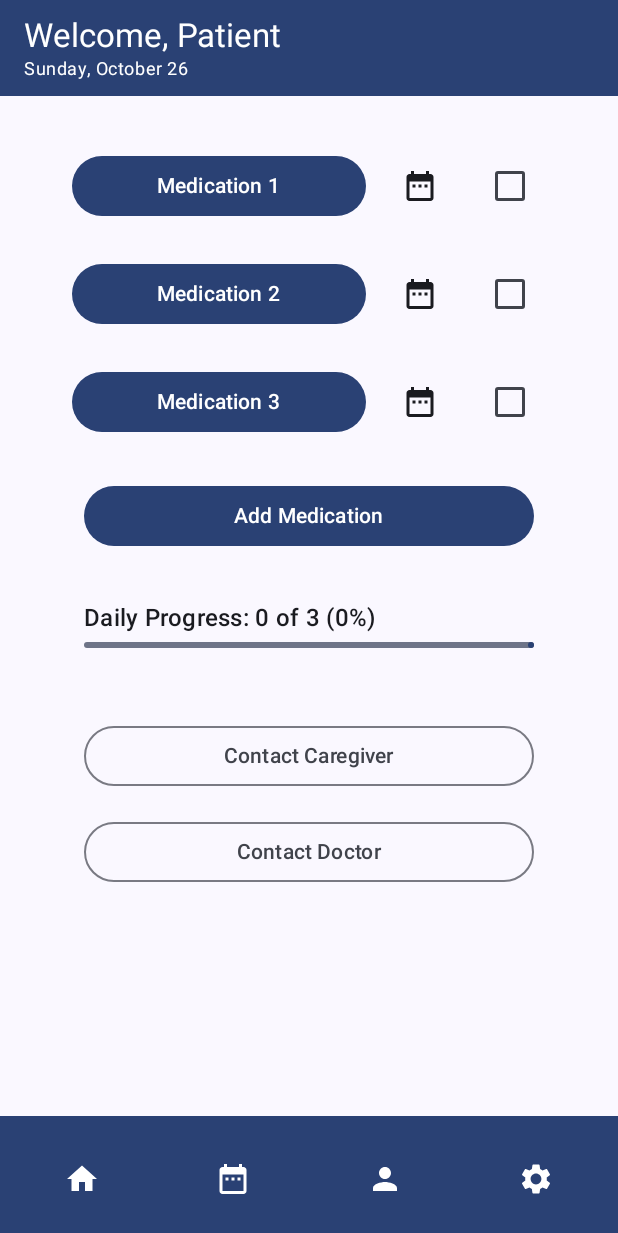
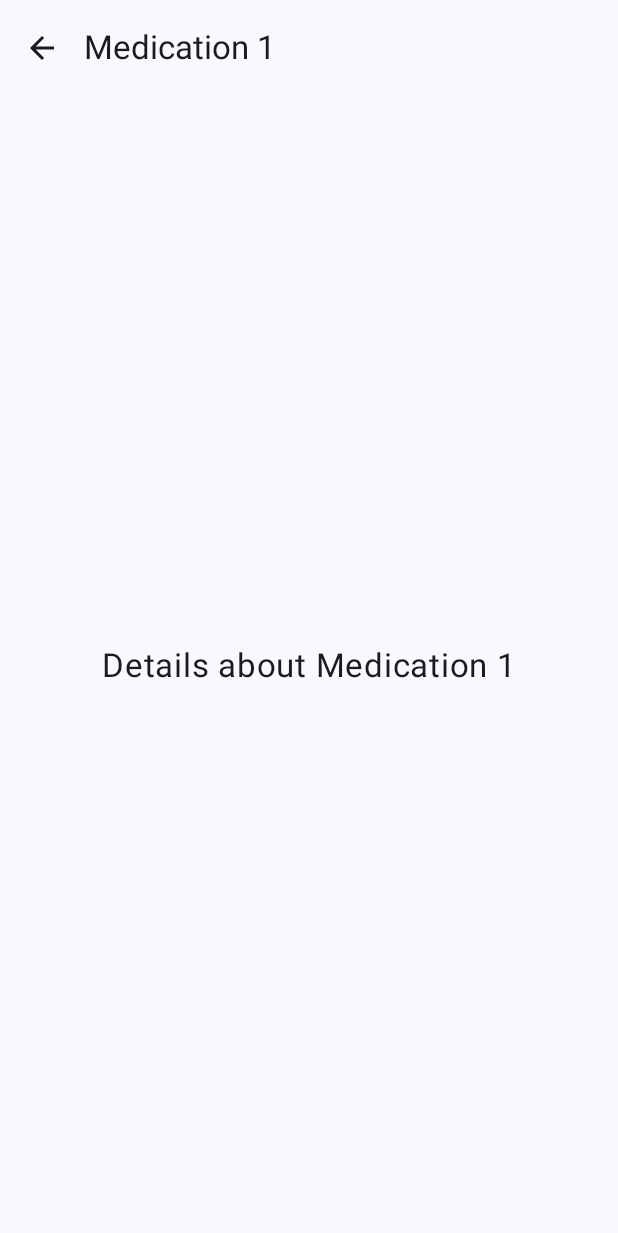
Before and after one commit to JakubSmilowski/Medication-adherence-app, an Android app built with Jetpack Compose: the screen it shows after launch (MainActivity), after a tap on "Medication 1", on a phone screen of 412 x 824 dp. Shown: the top 1233 px of the screen. Run offline under Robolectric (Android 15) with nearby library versions, the phone set to English and light mode, and no system bars.

Commit message:
feat: Add navigation and medication detail screen
Adds Jetpack Compose Navigation to the project. Implements navigation from the `HomeScreen` to a new `MedicationDetailScreen`.

- Introduces the `MedicationDetailScreen` composable to display details for a selected medication.
- Adds the `navigation-compose` dependency.
- Updates `MainActivity` to use a `NavHost` to handle navigation between the home and detail screens.
- Modifies `HomeScreen` to navigate to the detail screen when a medication row is clicked, passing the medication name as an argument.

```diff
--- a/app/build.gradle.kts
+++ b/app/build.gradle.kts
@@ -50,6 +50,7 @@ dependencies {
     implementation(libs.androidx.compose.ui.graphics)
     implementation(libs.androidx.compose.ui.tooling.preview)
     implementation(libs.androidx.compose.material3)
+    implementation("androidx.navigation:navigation-compose:2.8.0")
     testImplementation(libs.junit)
     androidTestImplementation(libs.androidx.junit)
     androidTestImplementation(libs.androidx.espresso.core)
--- a/app/src/main/java/com/group7/medicationadherenceapp/MainActivity.kt
+++ b/app/src/main/java/com/group7/medicationadherenceapp/MainActivity.kt
@@ -17,7 +17,10 @@ import androidx.compose.ui.tooling.preview.Preview
 import androidx.compose.ui.unit.dp
 import androidx.compose.ui.unit.sp
 import androidx.compose.ui.graphics.vector.ImageVector // Specific UI/Graphics type
-
+import androidx.navigation.compose.NavHost
+import androidx.navigation.compose.composable
+import androidx.navigation.compose.rememberNavController
+import androidx.navigation.NavController
 // KOTLIN AND JAVA
 import java.time.LocalDate
 import java.time.format.DateTimeFormatter
@@ -30,11 +33,22 @@ class MainActivity : ComponentActivity() {
             super.onCreate(savedInstanceState)
             setContent {
                 MedicationAdherenceAppTheme {
-                Surface(
-                    modifier = Modifier.fillMaxSize(),
-                    color = MaterialTheme.colorScheme.background
-                ) {
-                    HomeScreen()
+                    Surface(modifier = Modifier.fillMaxSize()) {
+                        val navController = rememberNavController()
+                        NavHost(navController = navController, startDestination = "home") {
+
+                            composable("home") {
+                                HomeScreen(navController)
+                            }
+
+                            composable("medicationDetails/{medName}") { backStackEntry ->
+                                val medName = backStackEntry.arguments?.getString("medName") ?: ""
+                                MedicationDetailScreen(
+                                    medicationName = medName,
+                                    onBackClick = { navController.popBackStack() }
+                                )
+                            }
+                        }
                     }
                 }
             }
@@ -102,7 +116,7 @@ fun BottomBarItem(
 @RequiresApi(Build.VERSION_CODES.O)
 @OptIn(ExperimentalMaterial3Api::class)
 @Composable
-fun HomeScreen() {
+fun HomeScreen(navController: NavController) {
     //Checkbox needed
     var isMedication1Taken by remember { mutableStateOf(false) }
     var isMedication2Taken by remember { mutableStateOf(false) }
@@ -179,21 +193,27 @@ fun HomeScreen() {
         ) {
             MedicationRow(
                 medicationName = "Medication 1",
-                onMedicationClick = { /* TODO: Navigate to M1 Details */ },
+                onMedicationClick = {
+                    navController.navigate("MedicationDetails/${"Medication 1"}")
+                },
                 onDateClick = { /* TODO: Open Date Picker Dialog */ },
                 isChecked = isMedication1Taken,
                 onCheckedChange = { isMedication1Taken = it }
             )
             MedicationRow(
                 medicationName = "Medication 2",
-                onMedicationClick = { /* TODO: Navigate to M2 Details */ },
+                onMedicationClick = {
+                    navController.navigate("MedicationDetails/${"Medication 2"}")
+                },
                 onDateClick = { /* TODO: Open Date Picker Dialog */ },
                 isChecked = isMedication2Taken,
                 onCheckedChange = { isMedication2Taken = it }
             )
             MedicationRow(
                 medicationName = "Medication 3",
-                onMedicationClick = { /* TODO: Navigate to M3 Details */ },
+                onMedicationClick = {
+                    navController.navigate("MedicationDetails/${"Medication 3"}")
+                },
                 onDateClick = { /* TODO: Open Date Picker Dialog */ },
                 isChecked = isMedication3Taken,
                 onCheckedChange = { isMedication3Taken = it }
@@ -257,7 +277,8 @@ fun HomeScreen() {
 @Preview(showBackground = true)
 @Composable
 fun HomeScreenPreview() {
+    val navController = rememberNavController()
     MedicationAdherenceAppTheme {
-        HomeScreen()
+        HomeScreen(navController)
     }
 }
--- /dev/null
+++ b/app/src/main/java/com/group7/medicationadherenceapp/MedicationDetails.kt
@@ -0,0 +1,49 @@
+package com.group7.medicationadherenceapp
+//CONSOLIDATED UI & LAYOUT
+import androidx.compose.foundation.layout.*    import androidx.compose.material.icons.Icons
+import androidx.compose.material.icons.filled.*
+import androidx.compose.material3.*
+import androidx.compose.runtime.*
+import androidx.compose.ui.Alignment
+import androidx.compose.ui.Modifier
+import androidx.compose.ui.tooling.preview.Preview
+import androidx.compose.ui.unit.sp
+import com.group7.medicationadherenceapp.ui.theme.MedicationAdherenceAppTheme
+
+@OptIn(ExperimentalMaterial3Api::class)
+@Composable
+fun MedicationDetailScreen(medicationName: String, onBackClick: () -> Unit) {
+    Scaffold(
+        topBar = {
+            TopAppBar( // This is the experimental API
+                title = { Text(medicationName) },
+                navigationIcon = {
+                    IconButton(onClick = onBackClick) {
+                        Icon(Icons.Filled.ArrowBack, contentDescription = "Back")
+                    }
+                }
+            )
+        }
+    ) { padding ->
+        Column(
+            modifier = Modifier
+                .padding(padding)
+                .fillMaxSize(),
+            horizontalAlignment = Alignment.CenterHorizontally,
+            verticalArrangement = Arrangement.Center
+        ) {
+            Text("Details about $medicationName", fontSize = 22.sp)
+        }
+    }
+}
+
+@Preview(showBackground = true)
+@Composable
+fun MedicationDetailPreview() {
+    MedicationAdherenceAppTheme {
+        MedicationDetailScreen(
+            medicationName = "Medication 1",
+            onBackClick = {}
+        )
+    }
+}
```
Lines whose indentation alone changed are shown as unchanged.
